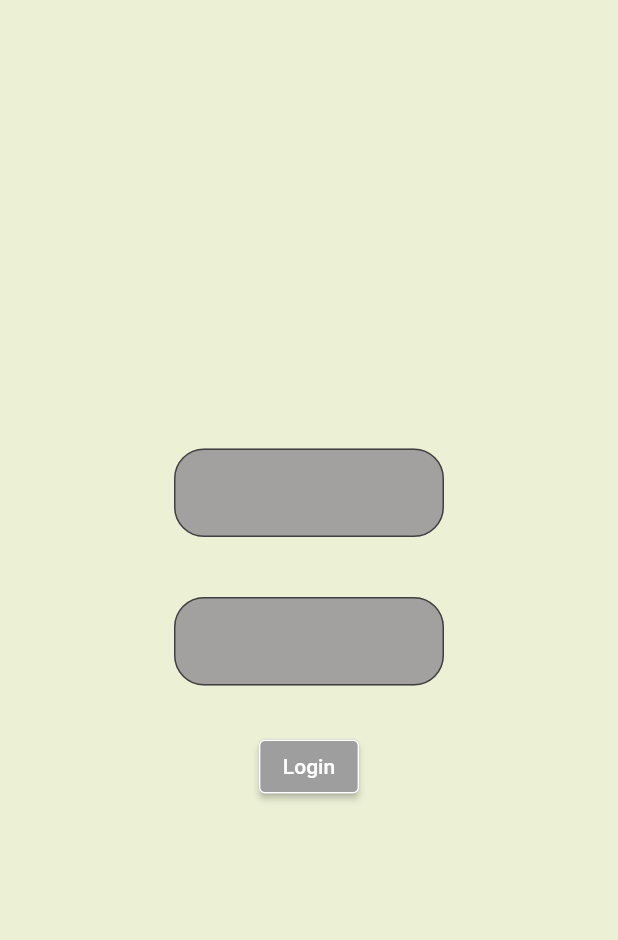
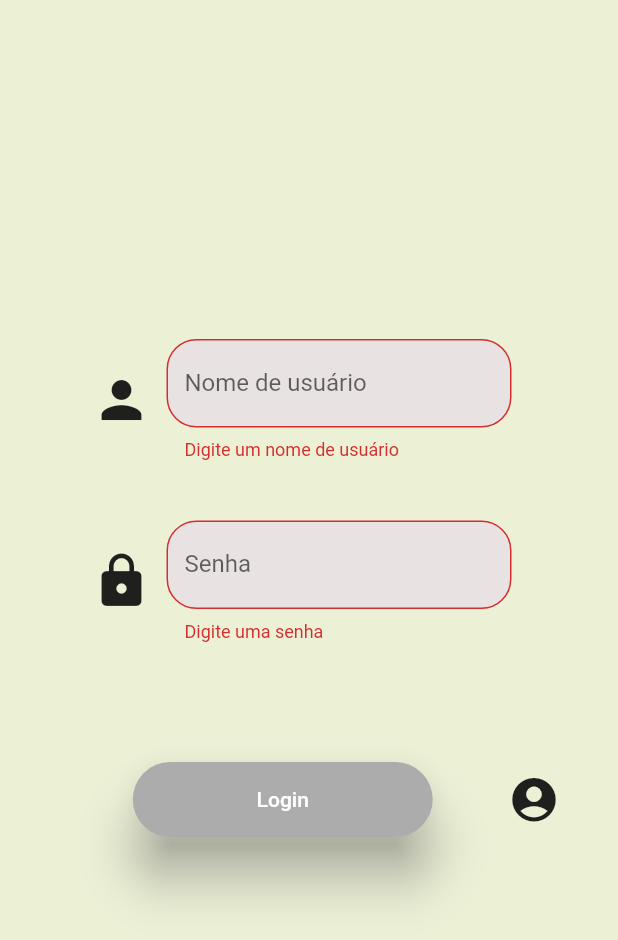
Before and after one commit to 01Mateus/modulo-logistica-sa-front, a Flutter app: the screen it shows after launch, after a tap on "Login", on a phone screen of 412 x 824 dp. Shown: the top 940 px of the screen. Run offline on Flutter 3.47's test engine with Material 2 defaults, Android fonts, the phone set to English and light mode, and no system bars.

Commit message:
Finalização da tela de login

```diff
--- a/lib/componentes/botao.dart
+++ b/lib/componentes/botao.dart
@@ -1,6 +1,4 @@
 import 'package:flutter/material.dart';
-import 'package:flutter/src/widgets/framework.dart';
-import 'package:flutter/src/widgets/placeholder.dart';
 
 class Botao extends StatefulWidget {
   final texto;
@@ -19,13 +17,13 @@ class _BotaoState extends State<Botao> {
       child: ElevatedButton(
         style: ElevatedButton.styleFrom(
           foregroundColor: Colors.white,
-          backgroundColor: const Color.fromARGB(255, 53, 112, 238),
+          backgroundColor: const Color.fromARGB(255, 173, 172, 172),
           shadowColor: const Color.fromARGB(255, 148, 148, 148),
           elevation: 15,
           shape: RoundedRectangleBorder(
-            borderRadius: BorderRadius.circular(10.0),
+            borderRadius: BorderRadius.circular(45.0),
           ),
-          minimumSize: const Size(200, 40),
+          minimumSize: const Size(200, 50),
         ),
         onPressed: widget.funcao,
         child: Text(widget.texto),
--- a/lib/componentes/caixa_texto.dart
+++ b/lib/componentes/caixa_texto.dart
@@ -6,7 +6,7 @@ class CaixaTexto extends StatefulWidget {
   final String texto;
   final bool senha;
 
-  const CaixaTexto({Key? key, required this.controlador, required this.msgValidacao, required this.texto, required this.senha}) : super(key: key);
+  const CaixaTexto({Key? key, required this.controlador, required this.msgValidacao, required this.texto, required this.senha,}) : super(key: key);
 
   @override
   _CaixaTextoState createState() => _CaixaTextoState();
@@ -16,7 +16,7 @@ class _CaixaTextoState extends State<CaixaTexto> {
   @override
   Widget build(BuildContext context) {
     return Padding(
-      padding: EdgeInsets.all(10),
+      padding: const EdgeInsets.all(10),
       child: TextFormField(
         controller: widget.controlador,
         validator: (value) {
@@ -28,8 +28,8 @@ class _CaixaTextoState extends State<CaixaTexto> {
 
         decoration: InputDecoration(
           labelText: widget.texto,
-          filled: true, // Define a cor de fundo
-          fillColor: Color.fromARGB(255, 163, 160, 160), // Define a cor de fundo vermelha
+          filled: true,
+          fillColor: const Color.fromARGB(255, 233, 226, 226),
           border: OutlineInputBorder(
             borderRadius: BorderRadius.circular(20),
           ),
--- a/lib/main.dart
+++ b/lib/main.dart
@@ -1,5 +1,4 @@
 import 'package:flutter/material.dart';
-import 'package:modulo_logistica_sa/telas/tela_erro.dart';
 import 'package:modulo_logistica_sa/telas/tela_login.dart';
 import 'package:modulo_logistica_sa/telas/tela_pedidos.dart';
 
@@ -22,8 +21,8 @@ class _MyAppState extends State<MyApp> {
       initialRoute: '/login', routes: {
         '/login':(context) => const telaLogin(),
         '/pedidos':(context) => const telaPedidos(),
-        '/erro':(context) => const telaErro(),
       },
     );
   }
+
 }
--- a/lib/telas/tela_login.dart
+++ b/lib/telas/tela_login.dart
@@ -2,6 +2,7 @@ import 'package:flutter/material.dart';
 import 'package:modulo_logistica_sa/componentes/botao.dart';
 import 'package:modulo_logistica_sa/componentes/caixa_texto.dart';
 
+// ignore: camel_case_types
 class telaLogin extends StatefulWidget {
   const telaLogin({super.key});
 
@@ -19,14 +20,13 @@ class _telaLoginState extends State<telaLogin> {
 
     return Scaffold(
       backgroundColor: const Color.fromARGB(255, 236, 241, 214),
-      appBar: criarAppBar(),
       body: criarConteudo(),
 
     );
   }
 
   login() {
-    if (txtUsername == 'a' && txtPassword == '123') {
+    if (formKey.currentState!.validate()) {
     Navigator.of(context).pushNamed('/pedidos');
     }
   }
@@ -34,38 +34,67 @@ class _telaLoginState extends State<telaLogin> {
 criarConteudo() {
   return Center(
     child: Form(
+      key: formKey,
       child: Column(
         mainAxisAlignment: MainAxisAlignment.center,
         crossAxisAlignment: CrossAxisAlignment.center,
         children: [
+          Center(
+            child: Row(
+              mainAxisAlignment: MainAxisAlignment.center,
+              children: [
+                const Icon(
+                  Icons.person,
+                  size: 40,
+                ),
                 Container(
-            constraints: const BoxConstraints(maxWidth: 200),
+                  constraints: const BoxConstraints(maxWidth: 250),
                   child: CaixaTexto(
-              texto: '',
+                    texto: 'Nome de usuário',
                     msgValidacao: 'Digite um nome de usuário',
                     controlador: txtUsername,
                     senha: false,
                   ),
                 ),
+              ],
+            ),
+          ),
           const SizedBox(height: 20),
+          Center(
+            child: Row(
+              mainAxisAlignment: MainAxisAlignment.center,
+              children: [
+                const Icon(
+                  Icons.lock,
+                  size: 40,
+                ),
                 Container(
-            constraints: const BoxConstraints(maxWidth: 200),
+                  constraints: const BoxConstraints(maxWidth: 250),
                   child: CaixaTexto(
-              texto: '',
+                    texto: 'Senha',
                     msgValidacao: 'Digite uma senha',
                     controlador: txtPassword,
                     senha: true,
                   ),
                 ),
+              ],
+            ),
+          ),
           const SizedBox(height: 20),
-          ElevatedButton(
-            onPressed: login,
-            style: ElevatedButton.styleFrom(
-              foregroundColor: Colors.white,
-              backgroundColor: Colors.grey,
-              side: const BorderSide(color: Colors.white),
+          Center(
+            child: Row(
+              mainAxisAlignment: MainAxisAlignment.center,
+              children: [
+                Botao(
+                  texto: 'Login',
+                  funcao: login,
                 ),
-            child: const Text('Login'),
+                const Icon(
+                  Icons.account_circle,
+                  size: 35,
+                ),
+              ],
+            ),
           ),
         ],
       ),
@@ -73,8 +102,4 @@ class _telaLoginState extends State<telaLogin> {
   );
 }
 
-  criarAppBar() {
-
 }
-
-  }
--- a/lib/telas/tela_pedidos.dart
+++ b/lib/telas/tela_pedidos.dart
@@ -16,8 +16,11 @@ class _telaPedidosState extends State<telaPedidos> {
     }
 
     return Scaffold(
+      backgroundColor: const Color.fromARGB(255, 236, 241, 214),
     body: criarConteudo(),
-    appBar: AppBar(title: const Text('Pedidos'),),
+    appBar: AppBar(
+      backgroundColor: const Color.fromARGB(255, 167, 167, 133),
+    ),
     );
   }
 }
```
Also changed, not shown: lib/telas/tela_erro.dart (deleted, +0 -26 lines). Lines whose indentation alone changed are shown as unchanged.
